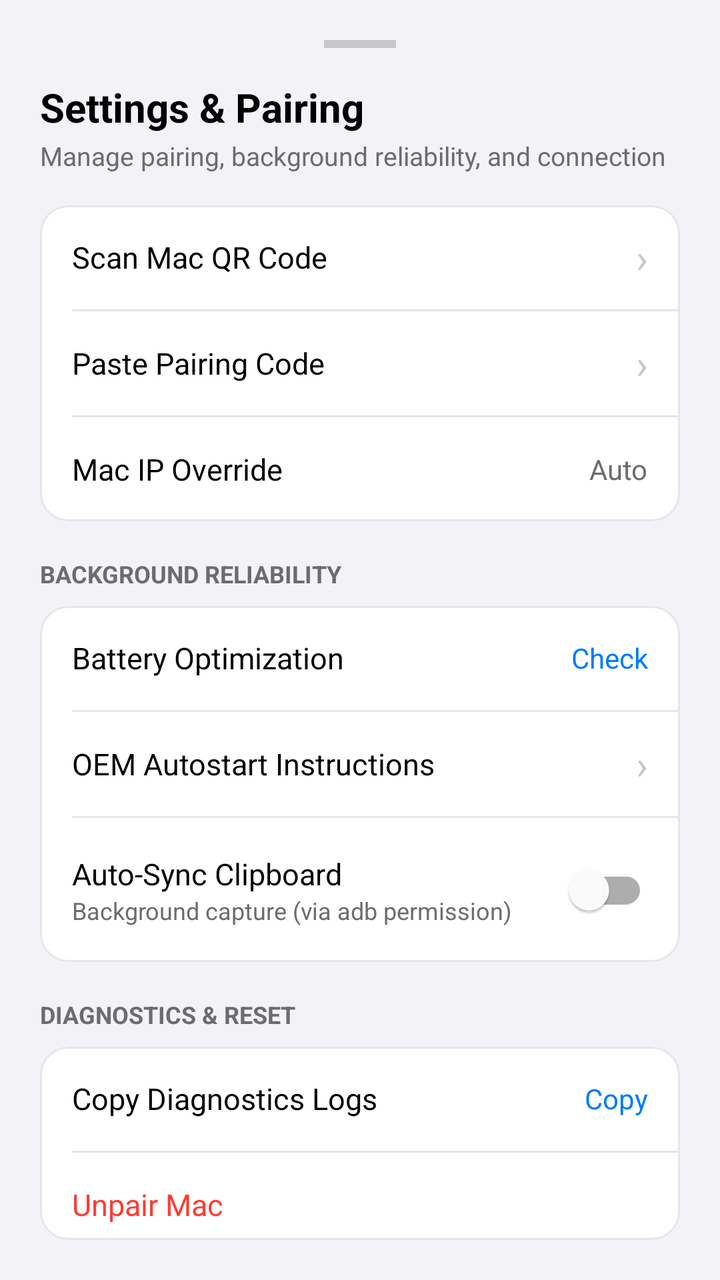
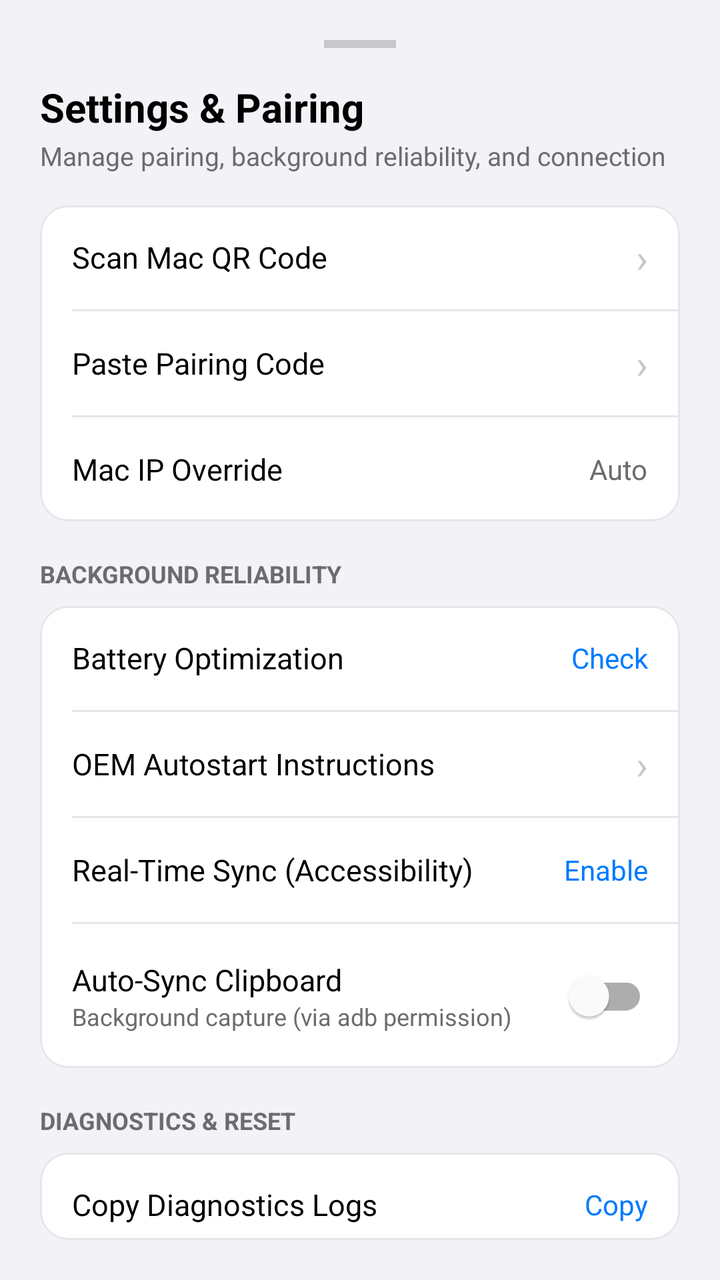

Compare the two renders of this Android layout. The source of the first and the diff that turns it into the second are given below.
<!-- AndroidManifest.xml: application theme Theme.Bridge -->
<!-- res/layout/bottom_sheet_settings.xml -->
<?xml version="1.0" encoding="utf-8"?>
<LinearLayout xmlns:android="http://schemas.android.com/apk/res/android"
    xmlns:app="http://schemas.android.com/apk/res-auto"
    android:layout_width="match_parent"
    android:layout_height="wrap_content"
    android:background="@color/surface"
    android:orientation="vertical"
    android:padding="20dp">

    
    <View
        android:layout_width="36dp"
        android:layout_height="4dp"
        android:layout_gravity="center_horizontal"
        android:layout_marginBottom="16dp"
        android:background="@color/chevron_color" />

    <TextView
        android:layout_width="wrap_content"
        android:layout_height="wrap_content"
        android:text="Settings &amp; Pairing"
        android:textSize="20sp"
        android:textStyle="bold"
        android:textColor="@color/text_primary" />

    <TextView
        android:layout_width="wrap_content"
        android:layout_height="wrap_content"
        android:layout_marginTop="2dp"
        android:layout_marginBottom="16dp"
        android:text="Manage pairing, background reliability, and connection"
        android:textSize="13sp"
        android:textColor="@color/text_secondary" />

    
    <com.google.android.material.card.MaterialCardView
        android:layout_width="match_parent"
        android:layout_height="wrap_content"
        app:cardBackgroundColor="@color/card_background"
        app:cardCornerRadius="14dp"
        app:cardElevation="0dp"
        app:strokeWidth="1dp"
        app:strokeColor="@color/card_stroke">

        <LinearLayout
            android:layout_width="match_parent"
            android:layout_height="wrap_content"
            android:orientation="vertical">

            <LinearLayout
                android:id="@+id/rowScanQr"
                android:layout_width="match_parent"
                android:layout_height="52dp"
                android:background="?attr/selectableItemBackground"
                android:clickable="true"
                android:focusable="true"
                android:gravity="center_vertical"
                android:paddingHorizontal="16dp">

                <TextView
                    android:layout_width="0dp"
                    android:layout_height="wrap_content"
                    android:layout_weight="1"
                    android:text="Scan Mac QR Code"
                    android:textSize="15sp"
                    android:textColor="@color/text_primary" />

                <TextView
                    android:layout_width="wrap_content"
                    android:layout_height="wrap_content"
                    android:text="›"
                    android:textSize="20sp"
                    android:textColor="@color/chevron_color" />
            </LinearLayout>

            <View
                android:layout_width="match_parent"
                android:layout_height="1dp"
                android:layout_marginStart="16dp"
                android:background="@color/card_stroke" />

            <LinearLayout
                android:id="@+id/rowPastePairing"
                android:layout_width="match_parent"
                android:layout_height="52dp"
                android:background="?attr/selectableItemBackground"
                android:clickable="true"
                android:focusable="true"
                android:gravity="center_vertical"
                android:paddingHorizontal="16dp">

                <TextView
                    android:layout_width="0dp"
                    android:layout_height="wrap_content"
                    android:layout_weight="1"
                    android:text="Paste Pairing Code"
                    android:textSize="15sp"
                    android:textColor="@color/text_primary" />

                <TextView
                    android:layout_width="wrap_content"
                    android:layout_height="wrap_content"
                    android:text="›"
                    android:textSize="20sp"
                    android:textColor="@color/chevron_color" />
            </LinearLayout>

            <View
                android:layout_width="match_parent"
                android:layout_height="1dp"
                android:layout_marginStart="16dp"
                android:background="@color/card_stroke" />

            <LinearLayout
                android:id="@+id/rowManualIp"
                android:layout_width="match_parent"
                android:layout_height="52dp"
                android:background="?attr/selectableItemBackground"
                android:clickable="true"
                android:focusable="true"
                android:gravity="center_vertical"
                android:paddingHorizontal="16dp">

                <TextView
                    android:layout_width="0dp"
                    android:layout_height="wrap_content"
                    android:layout_weight="1"
                    android:text="Mac IP Override"
                    android:textSize="15sp"
                    android:textColor="@color/text_primary" />

                <TextView
                    android:id="@+id/tvCurrentIpSetting"
                    android:layout_width="wrap_content"
                    android:layout_height="wrap_content"
                    android:text="Auto"
                    android:textSize="14sp"
                    android:textColor="@color/text_secondary" />
            </LinearLayout>

        </LinearLayout>
    </com.google.android.material.card.MaterialCardView>

    
    <TextView
        android:layout_width="wrap_content"
        android:layout_height="wrap_content"
        android:layout_marginTop="18dp"
        android:layout_marginBottom="8dp"
        android:text="BACKGROUND RELIABILITY"
        android:textSize="12sp"
        android:textStyle="bold"
        android:textColor="@color/text_secondary" />

    <com.google.android.material.card.MaterialCardView
        android:layout_width="match_parent"
        android:layout_height="wrap_content"
        app:cardBackgroundColor="@color/card_background"
        app:cardCornerRadius="14dp"
        app:cardElevation="0dp"
        app:strokeWidth="1dp"
        app:strokeColor="@color/card_stroke">

        <LinearLayout
            android:layout_width="match_parent"
            android:layout_height="wrap_content"
            android:orientation="vertical">

            <LinearLayout
                android:id="@+id/rowBatteryOpt"
                android:layout_width="match_parent"
                android:layout_height="52dp"
                android:background="?attr/selectableItemBackground"
                android:clickable="true"
                android:focusable="true"
                android:gravity="center_vertical"
                android:paddingHorizontal="16dp">

                <TextView
                    android:layout_width="0dp"
                    android:layout_height="wrap_content"
                    android:layout_weight="1"
                    android:text="Battery Optimization"
                    android:textSize="15sp"
                    android:textColor="@color/text_primary" />

                <TextView
                    android:id="@+id/tvBatteryOptStatus"
                    android:layout_width="wrap_content"
                    android:layout_height="wrap_content"
                    android:text="Check"
                    android:textSize="14sp"
                    android:textColor="@color/accent" />
            </LinearLayout>

            <View
                android:layout_width="match_parent"
                android:layout_height="1dp"
                android:layout_marginStart="16dp"
                android:background="@color/card_stroke" />

            <LinearLayout
                android:id="@+id/rowAutostart"
                android:layout_width="match_parent"
                android:layout_height="52dp"
                android:background="?attr/selectableItemBackground"
                android:clickable="true"
                android:focusable="true"
                android:gravity="center_vertical"
                android:paddingHorizontal="16dp">

                <TextView
                    android:layout_width="0dp"
                    android:layout_height="wrap_content"
                    android:layout_weight="1"
                    android:text="OEM Autostart Instructions"
                    android:textSize="15sp"
                    android:textColor="@color/text_primary" />

                <TextView
                    android:layout_width="wrap_content"
                    android:layout_height="wrap_content"
                    android:text="›"
                    android:textSize="20sp"
                    android:textColor="@color/chevron_color" />
            </LinearLayout>

            <View
                android:layout_width="match_parent"
                android:layout_height="1dp"
                android:layout_marginStart="16dp"
                android:background="@color/card_stroke" />

            <LinearLayout
                android:layout_width="match_parent"
                android:layout_height="wrap_content"
                android:gravity="center_vertical"
                android:paddingHorizontal="16dp"
                android:paddingVertical="12dp">

                <LinearLayout
                    android:layout_width="0dp"
                    android:layout_height="wrap_content"
                    android:layout_weight="1"
                    android:orientation="vertical">

                    <TextView
                        android:layout_width="wrap_content"
                        android:layout_height="wrap_content"
                        android:text="Auto-Sync Clipboard"
                        android:textSize="15sp"
                        android:textColor="@color/text_primary" />

                    <TextView
                        android:layout_width="wrap_content"
                        android:layout_height="wrap_content"
                        android:text="Background capture (via adb permission)"
                        android:textSize="12sp"
                        android:textColor="@color/text_secondary" />
                </LinearLayout>

                <com.google.android.material.switchmaterial.SwitchMaterial
                    android:id="@+id/switchAutoModeSheet"
                    android:layout_width="wrap_content"
                    android:layout_height="wrap_content" />
            </LinearLayout>

        </LinearLayout>
    </com.google.android.material.card.MaterialCardView>

    
    <TextView
        android:layout_width="wrap_content"
        android:layout_height="wrap_content"
        android:layout_marginTop="18dp"
        android:layout_marginBottom="8dp"
        android:text="DIAGNOSTICS &amp; RESET"
        android:textSize="12sp"
        android:textStyle="bold"
        android:textColor="@color/text_secondary" />

    <com.google.android.material.card.MaterialCardView
        android:layout_width="match_parent"
        android:layout_height="wrap_content"
        app:cardBackgroundColor="@color/card_background"
        app:cardCornerRadius="14dp"
        app:cardElevation="0dp"
        app:strokeWidth="1dp"
        app:strokeColor="@color/card_stroke">

        <LinearLayout
            android:layout_width="match_parent"
            android:layout_height="wrap_content"
            android:orientation="vertical">

            <LinearLayout
                android:id="@+id/rowCopyLogs"
                android:layout_width="match_parent"
                android:layout_height="52dp"
                android:background="?attr/selectableItemBackground"
                android:clickable="true"
                android:focusable="true"
                android:gravity="center_vertical"
                android:paddingHorizontal="16dp">

                <TextView
                    android:layout_width="0dp"
                    android:layout_height="wrap_content"
                    android:layout_weight="1"
                    android:text="Copy Diagnostics Logs"
                    android:textSize="15sp"
                    android:textColor="@color/text_primary" />

                <TextView
                    android:layout_width="wrap_content"
                    android:layout_height="wrap_content"
                    android:text="Copy"
                    android:textSize="14sp"
                    android:textColor="@color/accent" />
            </LinearLayout>

            <View
                android:layout_width="match_parent"
                android:layout_height="1dp"
                android:layout_marginStart="16dp"
                android:background="@color/card_stroke" />

            <LinearLayout
                android:id="@+id/rowUnpair"
                android:layout_width="match_parent"
                android:layout_height="52dp"
                android:background="?attr/selectableItemBackground"
                android:clickable="true"
                android:focusable="true"
                android:gravity="center_vertical"
                android:paddingHorizontal="16dp">

                <TextView
                    android:layout_width="0dp"
                    android:layout_height="wrap_content"
                    android:layout_weight="1"
                    android:text="Unpair Mac"
                    android:textSize="15sp"
                    android:textColor="@color/status_red" />
            </LinearLayout>

        </LinearLayout>
    </com.google.android.material.card.MaterialCardView>

    <Space
        android:layout_width="match_parent"
        android:layout_height="24dp" />

</LinearLayout>
<!-- resources referenced by this layout -->
<resources>
  <color name="accent">#007AFF</color>
  <color name="card_background">#FFFFFF</color>
  <color name="card_stroke">#E5E5EA</color>
  <color name="chevron_color">#C7C7CC</color>
  <color name="status_red">#FF3B30</color>
  <color name="surface">#F2F2F7</color>
  <color name="text_primary">#000000</color>
  <color name="text_secondary">#6C6C70</color>
  <style name="Theme.Bridge" parent="Theme.MaterialComponents.DayNight.NoActionBar">
          <item name="colorPrimary">@color/primary</item>
          <item name="colorPrimaryDark">@color/primary_dark</item>
          <item name="colorAccent">@color/accent</item>
          <item name="android:statusBarColor">@color/surface</item>
          <item name="android:windowLightStatusBar">true</item>
      </style>
  <color name="primary">#007AFF</color>
  <color name="primary_dark">#0051A8</color>
</resources>

<!-- the commit's change to res/layout/bottom_sheet_settings.xml (unified diff, before → after) -->
@@ -232,6 +232,39 @@
                 android:background="@color/card_stroke" />
 
             <LinearLayout
+                android:id="@+id/rowAccessibilityService"
+                android:layout_width="match_parent"
+                android:layout_height="52dp"
+                android:background="?attr/selectableItemBackground"
+                android:clickable="true"
+                android:focusable="true"
+                android:gravity="center_vertical"
+                android:paddingHorizontal="16dp">
+
+                <TextView
+                    android:layout_width="0dp"
+                    android:layout_height="wrap_content"
+                    android:layout_weight="1"
+                    android:text="Real-Time Sync (Accessibility)"
+                    android:textSize="15sp"
+                    android:textColor="@color/text_primary" />
+
+                <TextView
+                    android:id="@+id/tvAccessibilityStatus"
+                    android:layout_width="wrap_content"
+                    android:layout_height="wrap_content"
+                    android:text="Enable"
+                    android:textSize="14sp"
+                    android:textColor="@color/accent" />
+            </LinearLayout>
+
+            <View
+                android:layout_width="match_parent"
+                android:layout_height="1dp"
+                android:layout_marginStart="16dp"
+                android:background="@color/card_stroke" />
+
+            <LinearLayout
                 android:layout_width="match_parent"
                 android:layout_height="wrap_content"
                 android:gravity="center_vertical"
